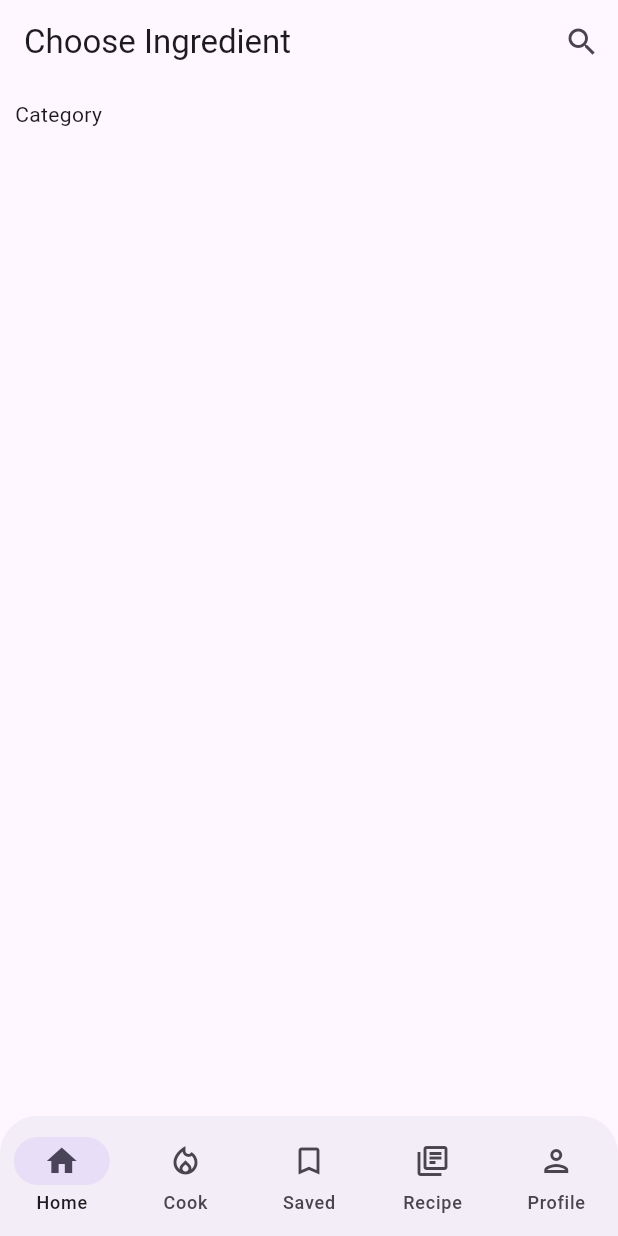
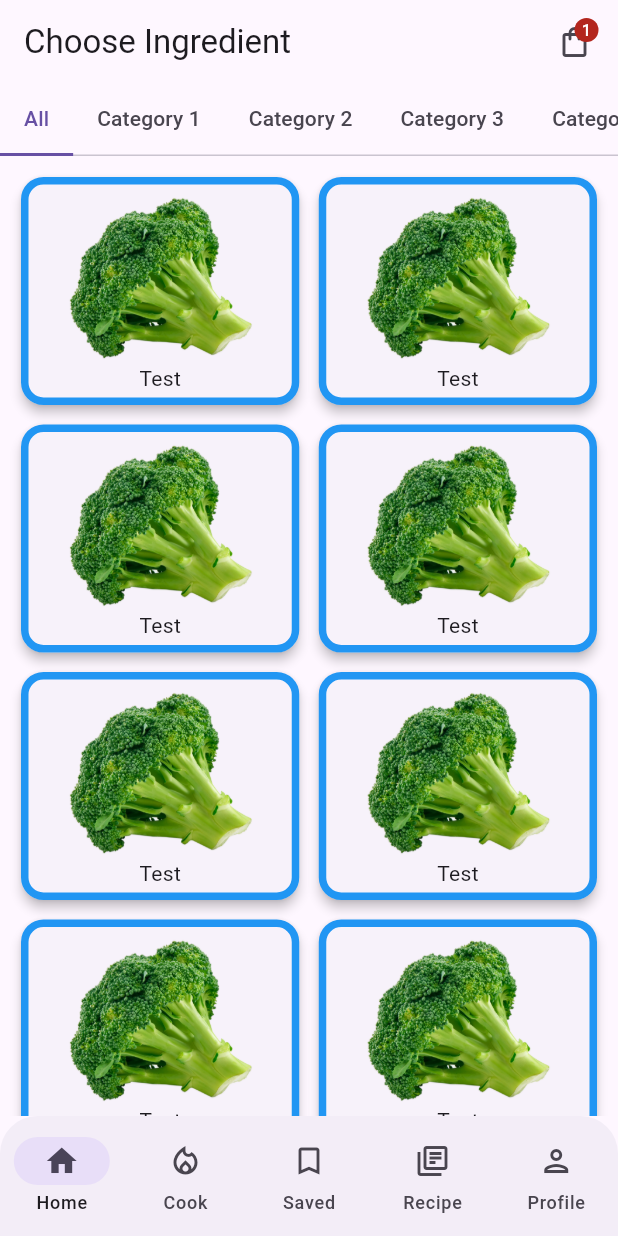
Before and after one commit to phihung17k/fridge_mobile, a Flutter app: the screen it shows after launch, on a phone screen of 412 x 824 dp. Run offline on Flutter 3.47's test engine with Material 3 defaults, Android fonts, the phone set to English and light mode, and no system bars; our stand-ins replace equatable, get_it, rxdart.

Commit message:
add tabbar and tabbarview

```diff
--- /dev/null
+++ b/lib/pages/cooking/badge_count.dart
@@ -0,0 +1,12 @@
+import 'package:flutter/material.dart';
+
+class BadgeCount extends Badge {
+  BadgeCount({
+    super.key,
+    required int count,
+    super.child,
+  }) : super(
+          label: Text(count > 9 ? '9+' : '$count'),
+          isLabelVisible: count != 0,
+        );
+}
--- a/lib/pages/cooking/cooking_page.dart
+++ b/lib/pages/cooking/cooking_page.dart
@@ -1,4 +1,6 @@
 import 'package:flutter/material.dart';
+import '../../models/ingredient_model.dart';
+import 'badge_count.dart';
 
 class CookingPage extends StatefulWidget {
   const CookingPage({super.key});
@@ -7,20 +9,99 @@ class CookingPage extends StatefulWidget {
   State<CookingPage> createState() => _CookingPageState();
 }
 
-class _CookingPageState extends State<CookingPage> {
+class _CookingPageState extends State<CookingPage> with SingleTickerProviderStateMixin {
+  late final TabController _tabController;
+
+  @override
+  void initState() {
+    super.initState();
+
+    _tabController = TabController(length: 6, vsync: this);
+  }
+
   @override
   Widget build(BuildContext context) {
     return Scaffold(
       appBar: AppBar(
-        title: Text("Choose Ingredient"),
-        actions: [IconButton(onPressed: () {}, icon: const Icon(Icons.search))],
+        title: const Text("Choose Ingredient"),
+        // scrolledUnderElevation: 0,
+        // surfaceTintColor: Colors.transparent,
+        forceMaterialTransparency: true,
+        actions: [
+          IconButton(
+            onPressed: () {},
+            icon: BadgeCount(
+              count: 1,
+              child: const Icon(Icons.shopping_bag_outlined),
+            ),
+            padding: const EdgeInsets.only(right: 10),
+          )
+        ],
+        bottom: TabBar(
+          controller: _tabController,
+          indicatorSize: TabBarIndicatorSize.tab,
+          isScrollable: true,
+          tabAlignment: TabAlignment.start,
+          padding: EdgeInsets.zero,
+          onTap: (value) {},
+          tabs: const <Widget>[
+            Tab(text: "All"),
+            Tab(text: "Category 1"),
+            Tab(text: "Category 2"),
+            Tab(text: "Category 3"),
+            Tab(text: "Category 4"),
+            Tab(text: "Category 5"),
+          ],
+        ),
       ),
-      body: Padding(
-        padding: EdgeInsets.all(10),
-        child: Column(
-          children: [Text("Category")],
-        ),
+      body: TabBarView(
+        controller: _tabController,
+        children: [x1, x1, x1, x1, x1, x1],
       ),
     );
   }
 }
+
+var x1 = GridView.builder(
+  gridDelegate: const SliverGridDelegateWithFixedCrossAxisCount(
+    crossAxisCount: 2,
+    mainAxisSpacing: 5,
+    crossAxisSpacing: 5,
+    mainAxisExtent: 160,
+  ),
+  shrinkWrap: true,
+  physics: const BouncingScrollPhysics(parent: AlwaysScrollableScrollPhysics()),
+  itemCount: 35,
+  padding: const EdgeInsets.all(10),
+  itemBuilder: (context, index) {
+    IngredientModel ingredient = const IngredientModel(
+        id: 1, imageUrl: "assets/images/broccoli.png", isSelected: true, name: "Test");
+    return InkWell(
+      // onTap: () => bloc?.selectIngredient(index),
+      child: Card(
+        elevation: 3,
+        shape: RoundedRectangleBorder(
+          borderRadius: BorderRadius.circular(15),
+          side: BorderSide(
+            width: ingredient.isSelected ? 5 : 0.1,
+            color: ingredient.isSelected ? Colors.blue : Colors.transparent,
+          ),
+        ),
+        child: Padding(
+          padding: const EdgeInsets.all(8.0),
+          child: Column(
+            mainAxisSize: MainAxisSize.min,
+            children: [
+              Expanded(
+                child: Image(
+                  image: AssetImage(ingredient.imageUrl!),
+                ),
+              ),
+              Text(ingredient.name!)
+            ],
+          ),
+        ),
+      ),
+    );
+  },
+);
```
